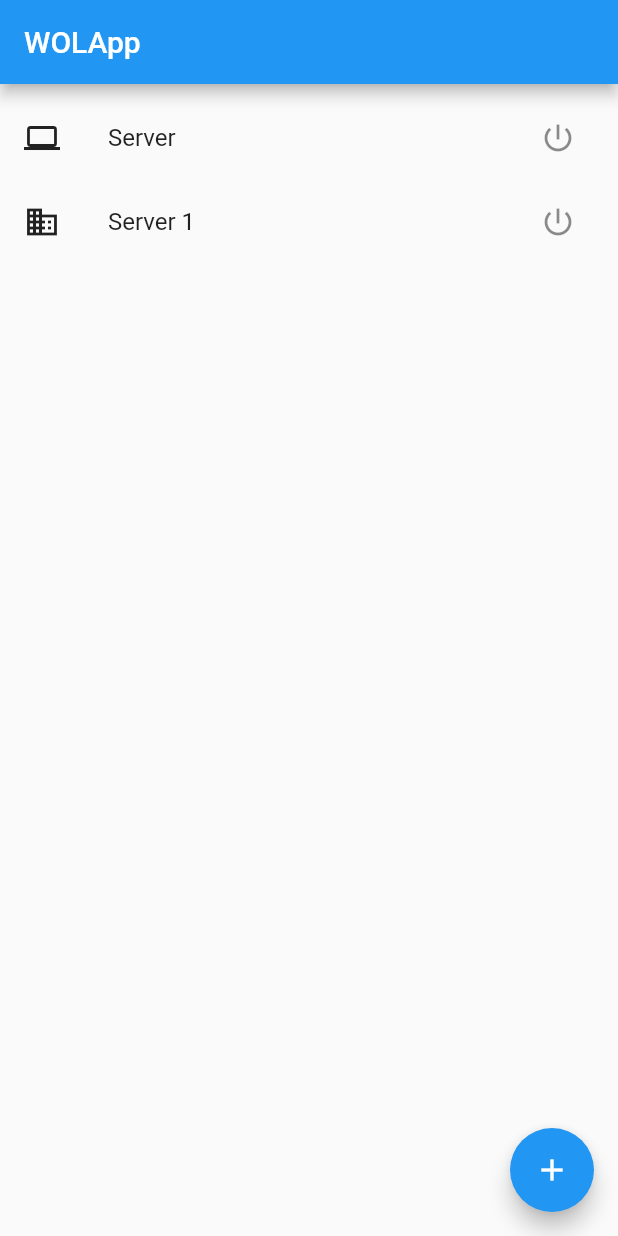
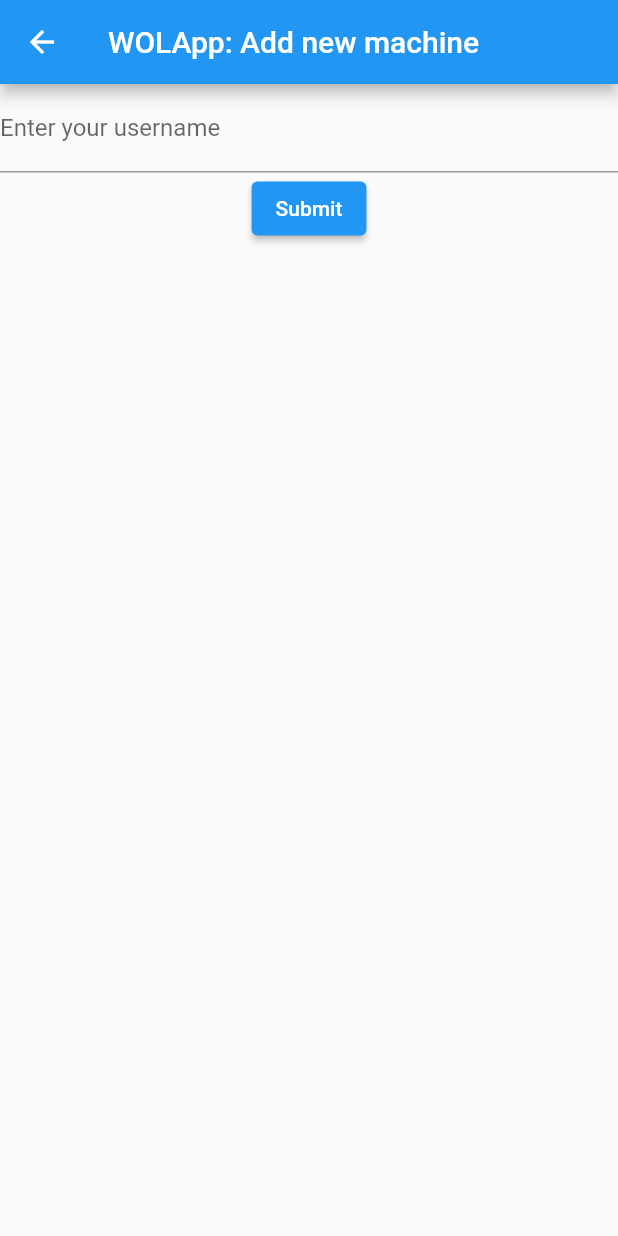
Before and after one commit to mormegil-cz/wolapp, a Flutter app: the screen it shows after launch, after a tap on the "add" icon, on a phone screen of 412 x 824 dp. Run offline on Flutter 3.47's test engine with Material 2 defaults, Android fonts, the light colour scheme and no system bars; our stand-ins replace fluttertoast.

Commit message:
WIP: Init edit form

```diff
--- a/lib/main.dart
+++ b/lib/main.dart
@@ -1,4 +1,3 @@
-import 'package:WOLapp/iconset.dart';
 import 'package:WOLapp/models/machine_definition.dart';
 import 'package:WOLapp/packet_sender.dart';
 import 'package:flutter/material.dart';
@@ -38,21 +37,22 @@ class _MachineSelectionListState extends State<MachineSelectionList> {
         port: 9)
   ];
 
-  void _addNewMachine() {
-    setState(() {
-      _machineDefinitions.add(new MachineDefinition(
-          macAddress: "12:34:56:78:9A:BC",
-          caption: "Server " + _machineDefinitions.length.toString(),
-          ipAddress: "255.255.255.255",
-          port: 9,
-          icon: iconDefinitions.keys
-              .elementAt(_machineDefinitions.length % iconDefinitions.length)));
-    });
+  void _addNewMachine(BuildContext context) {
+    Navigator.of(context).push(new PageRouteBuilder(
+      pageBuilder: (context, animation, secondaryAnimation) => new MachineEditForm(),
+      transitionsBuilder: (context, animation, secondaryAnimation, child) {
+        final tween = Tween(begin: Offset(0.0, 1.0), end: Offset.zero);
+        final offsetAnimation = animation.drive(tween);
+        return SlideTransition(
+          position: offsetAnimation,
+          child: child,
+        );
+      },
+    ));
   }
 
   @override
-  Widget build(BuildContext context) {
-    return Scaffold(
+  Widget build(BuildContext context) => Scaffold(
         appBar: AppBar(
           title: Text("WOLApp"),
         ),
@@ -61,25 +61,19 @@ class _MachineSelectionListState extends State<MachineSelectionList> {
             padding: const EdgeInsets.symmetric(vertical: 8),
             children: _machineDefinitions
                 .map((machine) => ListTile(
-                    leading: Icon(machine.getIcon(),
-                        color: machine.color ??
-                            Theme.of(context).textTheme.bodyText2.color),
+                      leading:
+                          Icon(machine.getIcon(), color: machine.color ?? Theme.of(context).textTheme.bodyText2.color),
                       title: Text(machine.getCaption()),
                       trailing: IconButton(
-                      icon: Icon(Icons.power_settings_new,
-                          semanticLabel: "Send wake packet"),
+                        icon: Icon(Icons.power_settings_new, semanticLabel: "Send wake packet"),
                         onPressed: () async {
                           try {
                             await sendWakeUpPacket(
-                              machine.macAddress,
-                              machine.ipAddress,
-                              machine.port,
-                              machine.password);
+                                machine.macAddress, machine.ipAddress, machine.port, machine.password);
                             Fluttertoast.showToast(msg: "Wakeup packet sent");
                           } catch (e) {
                             Fluttertoast.showToast(
-                              msg: "Error sending wakeup packet",
-                              backgroundColor: Colors.redAccent);
+                                msg: "Error sending wakeup packet", backgroundColor: Colors.redAccent);
                           }
                         },
                       ),
@@ -91,10 +85,49 @@ class _MachineSelectionListState extends State<MachineSelectionList> {
           ),
         ),
         floatingActionButton: FloatingActionButton(
-        onPressed: _addNewMachine,
+          onPressed: () => {_addNewMachine(context)},
           tooltip: 'Add new machine',
           child: Icon(Icons.add),
         ),
       );
 }
+
+class MachineEditForm extends StatefulWidget {
+  @override
+  _MachineEditFormState createState() {
+    return _MachineEditFormState();
   }
+}
+
+class _MachineEditFormState extends State<MachineEditForm> {
+  final _formKey = GlobalKey<FormState>();
+
+  @override
+  Widget build(BuildContext context) => Scaffold(
+      appBar: AppBar(
+        title: Text("WOLApp: Add new machine"),
+      ),
+      body: Form(
+          key: _formKey,
+          child: Column(children: <Widget>[
+            TextFormField(
+              validator: (value) {
+                if (value.isEmpty) {
+                  return 'Please enter some text';
+                }
+                return null;
+              },
+              decoration: InputDecoration(
+                  labelText: 'Enter your username'
+              ),
+            ),
+            ElevatedButton(
+              onPressed: () {
+                if (_formKey.currentState.validate()) {
+                  Navigator.pop(context);
+                }
+              },
+              child: Text('Submit'),
+            )
+          ])));
+}
```
Lines whose indentation alone changed are shown as unchanged.
